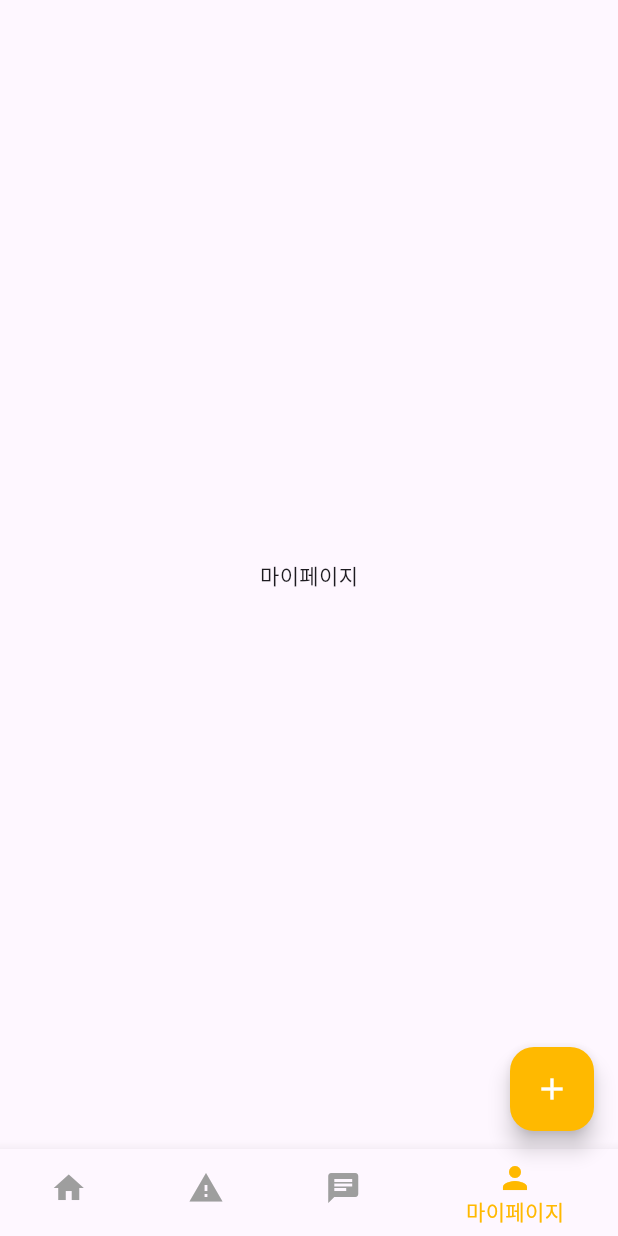
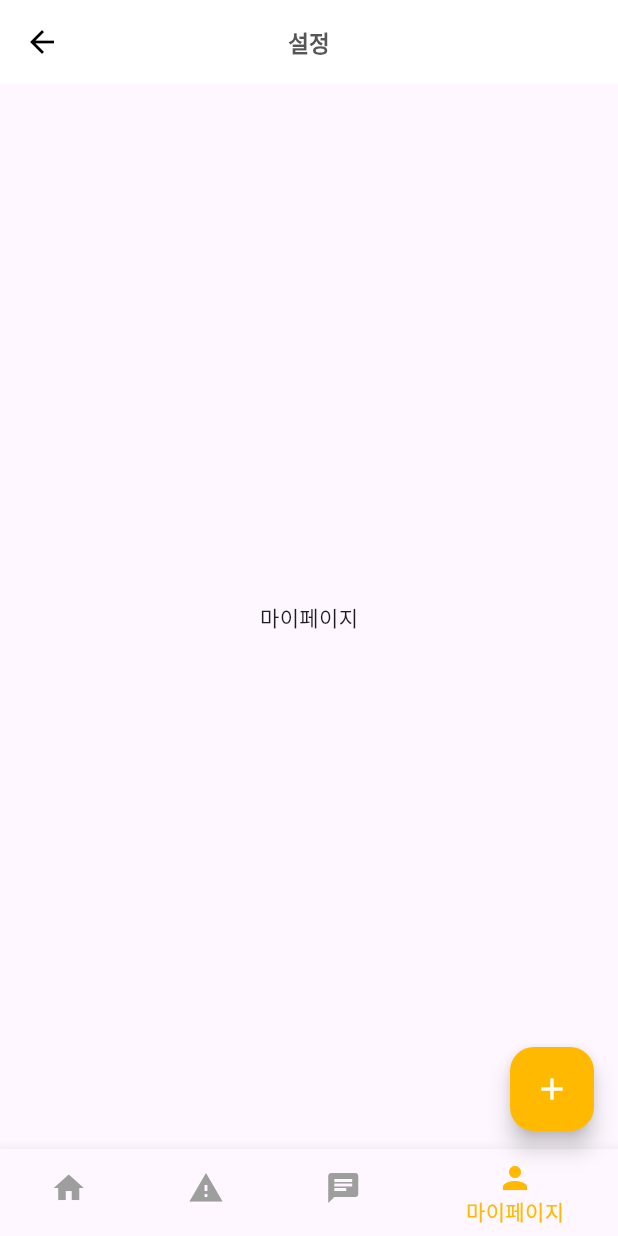
Before and after one commit to billimiut/billimiut_app, a Flutter app: the screen it shows after launch, item 4 of the bottom bar chosen, on a phone screen of 412 x 824 dp. Run offline on Flutter 3.47's test engine with Material 3 defaults, Android fonts, the phone set to English and light mode, and no system bars; our stand-ins replace cloud_firestore, firebase_core, flutter_datetime_picker_plus, flutter_dotenv, font_awesome_flutter, google_maps_flutter and 3 more; accounts and stored records are empty.

Commit message:
feat: 마이페이지 구현을 초기 설정

```diff
--- a/lib/screens/main_screen.dart
+++ b/lib/screens/main_screen.dart
@@ -1,3 +1,4 @@
+import 'package:billimiut_app/screens/mypage_screen.dart';
 import 'package:flutter/material.dart';
 import 'package:billimiut_app/screens/post_writing_screen.dart';
 import 'package:billimiut_app/screens/post_info_screen.dart';
@@ -54,7 +55,7 @@ class _MainScreenState extends State<MainScreen> {
       Container(), // 홈 페이지
       const Center(child: Text('긴급 페이지')), // 긴급 페이지
       const Center(child: Text('채팅 페이지')), // 채팅 페이지
-      const Center(child: Text('마이페이지')), // 마이페이지
+      const MyPage(), // 마이페이지
       const PostWritingScreen(), //글쓰기 페이지
     ];
     // 홈 페이지의 내용을 정의합니다.
--- /dev/null
+++ b/lib/screens/mypage_screen.dart
@@ -0,0 +1,39 @@
+import 'package:flutter/material.dart';
+
+class MyPage extends StatefulWidget {
+  const MyPage({super.key});
+
+  @override
+  State<MyPage> createState() => _MyPageState();
+}
+
+class _MyPageState extends State<MyPage> {
+  @override
+  Widget build(BuildContext context) {
+    return Scaffold(
+      appBar: AppBar(
+        backgroundColor: Colors.white,
+        leading: IconButton(
+          icon: const Icon(Icons.arrow_back, color: Colors.black),
+          onPressed: () {
+            // < 버튼이 눌렸을 때 수행할 작업 작성
+          },
+        ),
+        title: const Text(
+          "설정",
+          style: TextStyle(
+            fontSize: 15,
+            fontWeight: FontWeight.w700,
+            color: Color(0xFF565656),
+          ),
+        ),
+        centerTitle: true,
+      ),
+      body: Container(
+        child: const Center(
+          child: Text("마이페이지"),
+        ),
+      ),
+    );
+  }
+}
```
Also changed, not shown: lib/screens/post_writing_screen.dart (+16 -16 lines).
